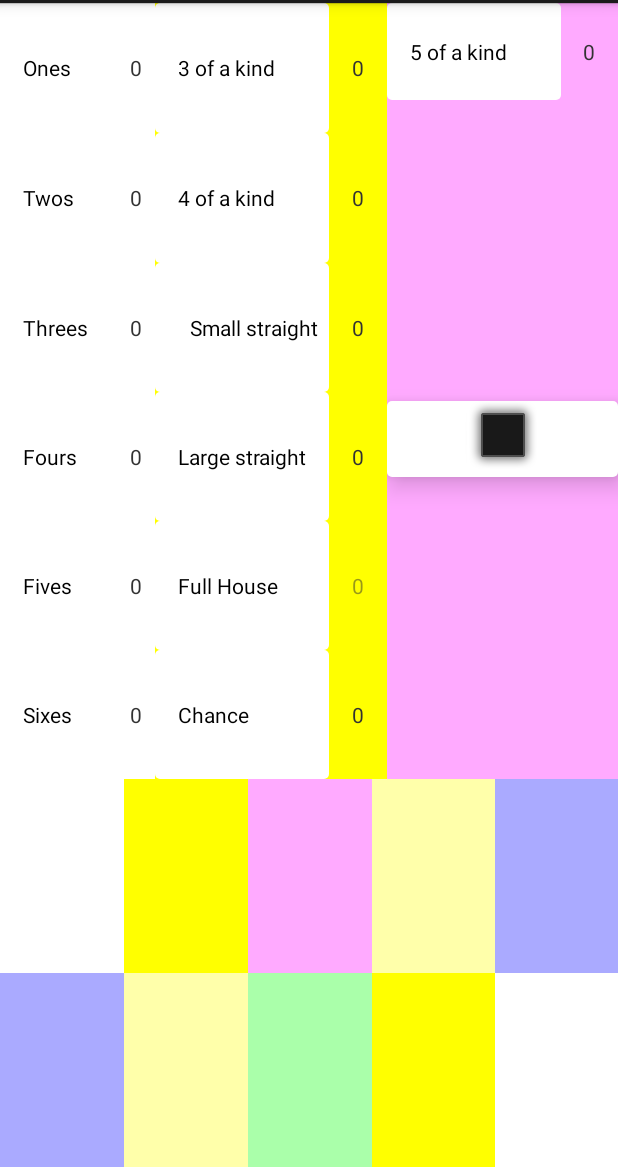
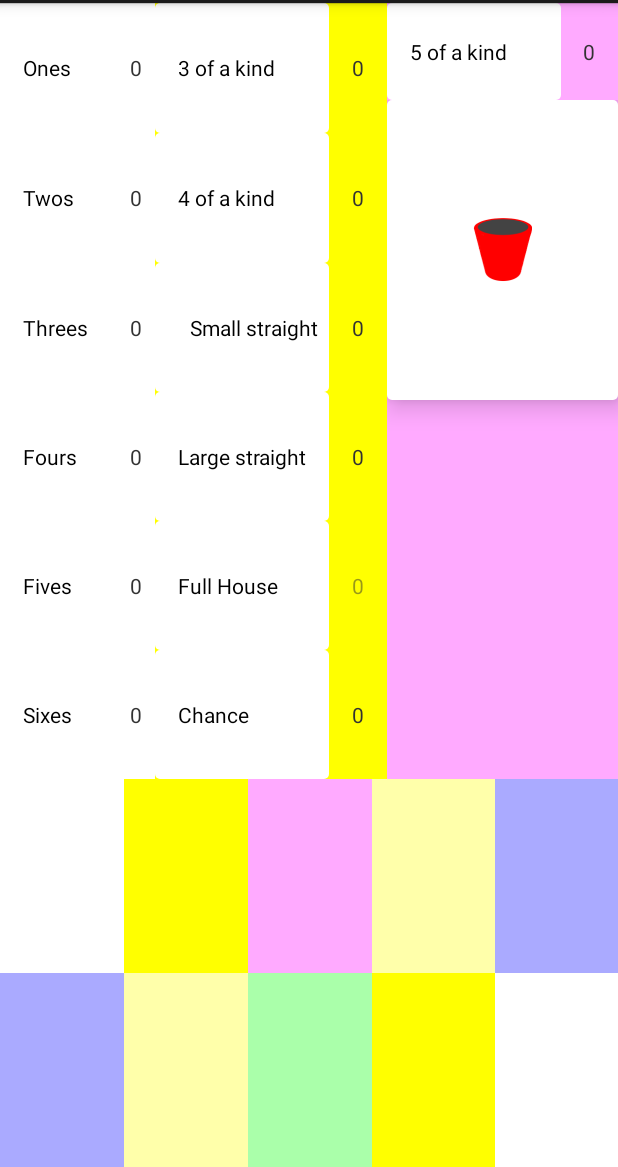
Before and after one commit to robertneville/Dice, an Android app: the screen it shows after launch (MainActivity), after a tap on "Load Game", on a phone screen of 412 x 824 dp, the part 69-1236 px from its top. Run offline under Robolectric (Android 15) with nearby library versions, the light colour scheme and no system bars.

Commit message:
Added cup image

```diff
--- a/app/src/main/res/layout/fragment_game.xml
+++ b/app/src/main/res/layout/fragment_game.xml
@@ -405,15 +405,13 @@
                 <ImageButton
                     android:id="@+id/game_cup"
                     android:layout_width="match_parent"
-                    android:layout_height="wrap_content"
+                    android:layout_height="200dp"
                     android:layout_alignParentLeft="true"
                     android:layout_alignParentStart="true"
-                    android:layout_centerVertical="true"
-                    android:layout_weight="1"
                     android:background="@drawable/button_game"
                     android:elevation="10dp"
                     android:gravity="center"
-                    android:src="@android:drawable/dialog_frame"
+                    android:src="@mipmap/cup"
                     android:text="@string/start" />
 
 
```
Also changed, not shown: app/src/main/cup-web.png (added), app/src/main/cup.png (added), app/src/main/res/mipmap-hdpi/cup.png (added), app/src/main/res/mipmap-mdpi/cup.png (added), app/src/main/res/mipmap-xhdpi/cup.png (added), app/src/main/res/mipmap-xxhdpi/cup.png (added), app/src/main/res/mipmap-xxxhdpi/cup.png (added).
